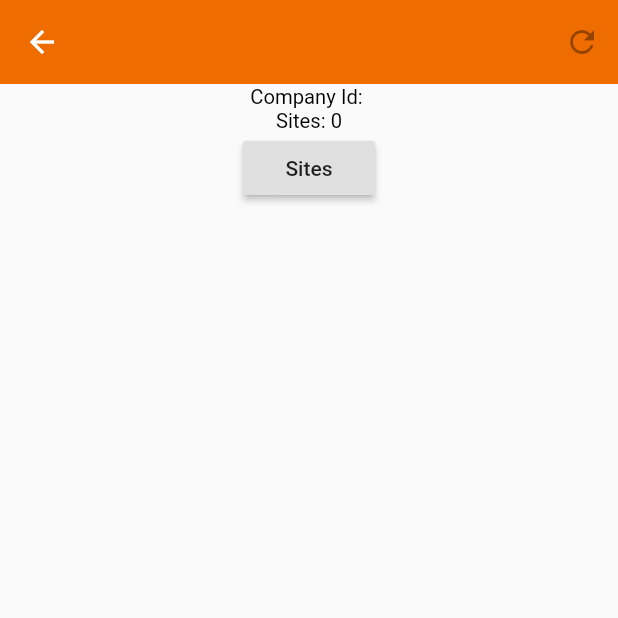
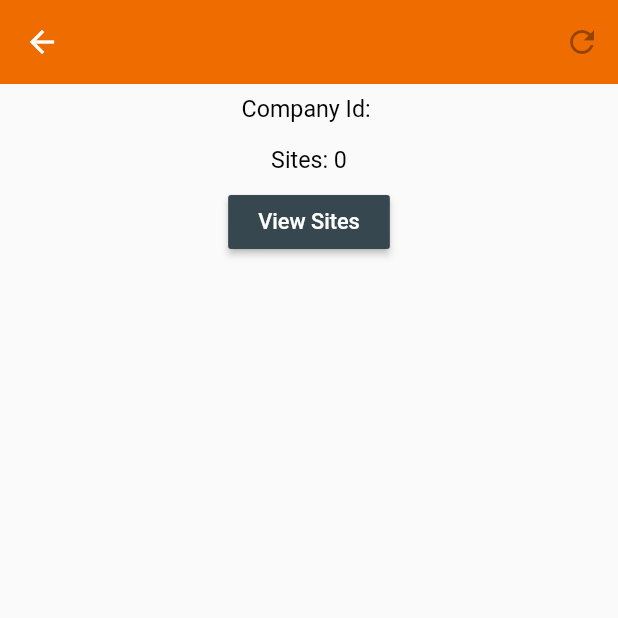
Before and after one commit to coastalgit/flutResponsiveWeb, a Flutter app: the CompanyDetailsScreen screen opened directly with empty values, on a phone screen of 412 x 824 dp, the top half of it. Run offline on Flutter 3.47's test engine with Material 2 defaults, Android fonts, the phone set to English and light mode, and no system bars; our stand-ins replace google_fonts; missing offline and left inert: responsive_scaffold.

Commit message:
Tidied layout

```diff
--- a/lib/companydetailspage.dart
+++ b/lib/companydetailspage.dart
@@ -68,10 +68,20 @@ class CompanyDetailsScreen extends StatelessWidget {
           //child: Text("Item: $row", style: CustomTextStyles.appThemeLightMenuTitles,),
           child: Column(
             children: [
-              Text("Company Id: "+company.companyId, style: CustomTextStyles.appThemeLightMenuTitles,),
-              Text("Sites: "+company.sites.length.toString(), style: CustomTextStyles.appThemeLightMenuTitles,),
+              Padding(
+                padding: const EdgeInsets.all(8.0),
+                child: Text("Company Id: "+company.companyId, style: CustomTextStyles.appThemeLightDetailText,),
+              ),
+              Padding(
+                padding: const EdgeInsets.all(8.0),
+                child: Text("Sites: "+company.sites.length.toString(), style: CustomTextStyles.appThemeLightDetailText,),
+              ),
               RaisedButton(
-                child: Text('Sites'),
+                child: Padding(
+                  padding: const EdgeInsets.all(4.0),
+                  child: Text('View Sites', style: CustomTextStyles.appThemeLightButtonText),
+                ),
+                color: Colors.blueGrey.shade800,
                 onPressed: () => navigateToSitesView(context),
               ),
             ],
--- a/lib/customtheme.dart
+++ b/lib/customtheme.dart
@@ -13,9 +13,23 @@ class CustomTextStyles {
 
   static TextStyle appThemeLightMenuTitles =
   TextStyle(
-    fontSize: 13.5,
+    fontSize: 15.5,
     fontFamily: GoogleFonts.roboto().fontFamily,
     color: Colors.black,
   );
 
+  static TextStyle appThemeLightDetailText =
+  TextStyle(
+    fontSize: 15.5,
+    fontFamily: GoogleFonts.roboto().fontFamily,
+    color: Colors.black,
+  );
+
+  static TextStyle appThemeLightButtonText =
+  TextStyle(
+    fontSize: 14.5,
+    fontFamily: GoogleFonts.roboto().fontFamily,
+    color: Colors.white,
+  );
+
 }
--- a/lib/sitedetailspage.dart
+++ b/lib/sitedetailspage.dart
@@ -68,8 +68,14 @@ class SiteDetailsScreen extends StatelessWidget {
           //child: Text("Item: $row", style: CustomTextStyles.appThemeLightMenuTitles,),
           child: Column(
             children: [
-              Text("Site Id: "+site.siteId, style: CustomTextStyles.appThemeLightMenuTitles,),
-              Text("Location: "+site.siteLocation, style: CustomTextStyles.appThemeLightMenuTitles,),
+              Padding(
+                padding: const EdgeInsets.all(8.0),
+                child: Text("Site Id: "+site.siteId, style: CustomTextStyles.appThemeLightDetailText),
+              ),
+              Padding(
+                padding: const EdgeInsets.all(8.0),
+                child: Text("Location: "+site.siteLocation, style: CustomTextStyles.appThemeLightDetailText,),
+              ),
             ],
           ),
         ),
```
